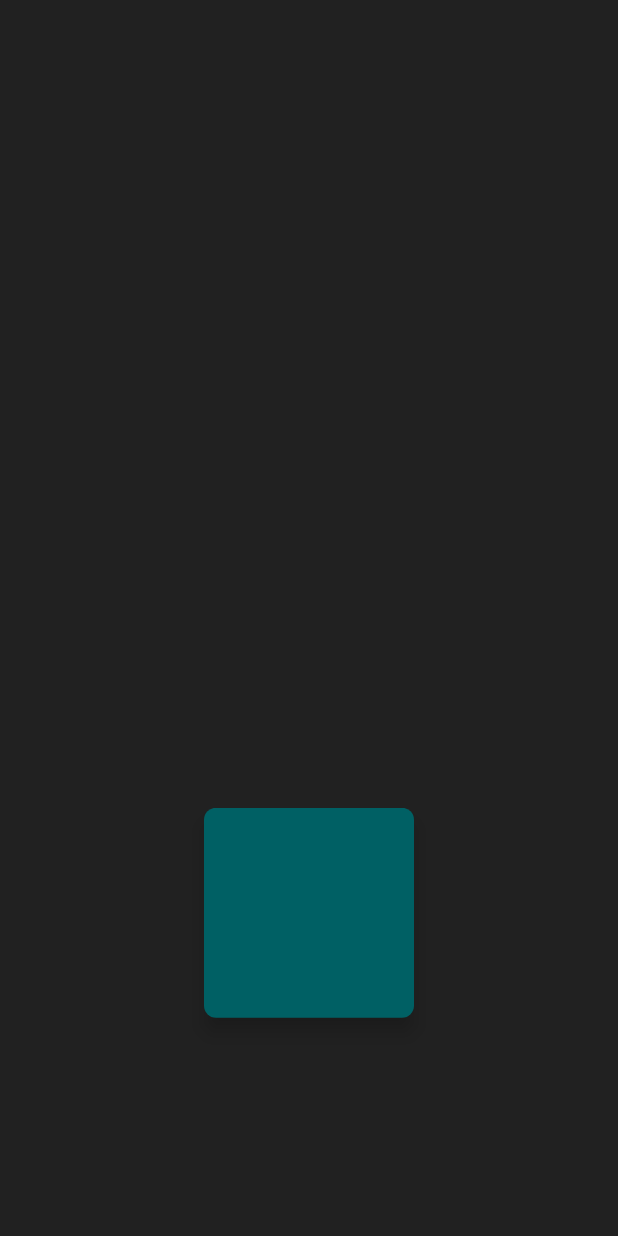
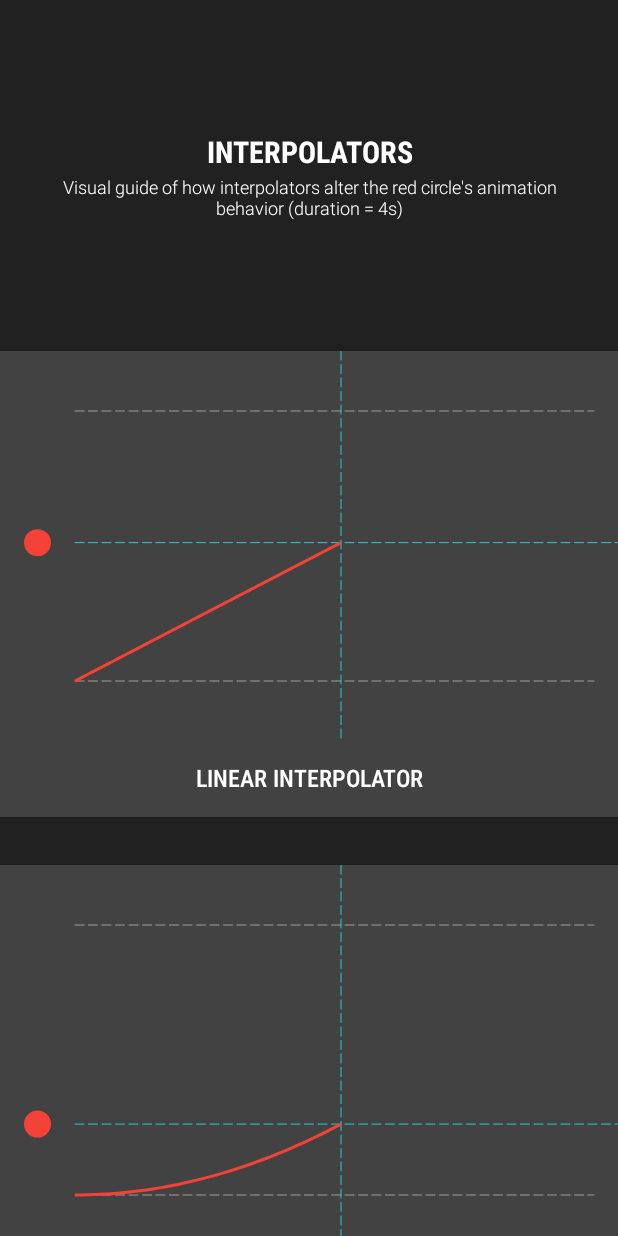
Before and after one commit to RamiJ3mli/Motion, an Android app: the screen it shows after launch (InterpolatorActivity), after a tap on an icon or button, on a phone screen of 412 x 824 dp. Run offline under Robolectric (Android 15) with nearby library versions, the phone set to English and light mode, and no system bars.

Commit message:
Add interpolators' visual guide

```diff
--- a/app/build.gradle
+++ b/app/build.gradle
@@ -41,6 +41,7 @@ dependencies {
     implementation 'androidx.constraintlayout:constraintlayout:1.1.3'
     implementation 'com.google.android.material:material:1.0.0'
     implementation 'androidx.recyclerview:recyclerview:1.0.0'
+    implementation 'com.github.PhilJay:MPAndroidChart:v3.1.0'
 
     def nav_version = "2.0.0"
 
--- a/app/src/main/java/com/ramijemli/motion/activity/InterpolatorActivity.kt
+++ b/app/src/main/java/com/ramijemli/motion/activity/InterpolatorActivity.kt
@@ -1,25 +1,30 @@
 package com.ramijemli.motion.activity
 
-import android.graphics.Path
+
+import android.os.Bundle
 import androidx.appcompat.app.AppCompatActivity
-import android.os.Bundle
-import androidx.core.view.animation.PathInterpolatorCompat
-import com.ramijemli.motion.R
+import androidx.recyclerview.widget.LinearLayoutManager
+import androidx.recyclerview.widget.RecyclerView
+import com.ramijemli.motion.adapter.InterpolatorAdapter
 import kotlinx.android.synthetic.main.activity_interpolator.*
+
 
 class InterpolatorActivity : AppCompatActivity() {
 
+    private lateinit var adapter: InterpolatorAdapter
+
     override fun onCreate(savedInstanceState: Bundle?) {
         super.onCreate(savedInstanceState)
-        setContentView(R.layout.activity_interpolator)
+        setContentView(com.ramijemli.motion.R.layout.activity_interpolator)
+        setupRV()
+    }
 
-        var p = Path()
-        p.lineTo(3f,3f)
-        icon.animate()
-                .translationYBy(300f)
-                .setDuration(6000)
-                .setInterpolator(PathInterpolatorCompat.create(0f, 1.95f, 0.77f, .45f))
-                .setStartDelay(1000)
-                .start()
+    private fun setupRV() {
+        val llm = LinearLayoutManager(baseContext, RecyclerView.VERTICAL, false)
+        llm.isItemPrefetchEnabled = true
+        interRv.layoutManager = llm
+        interRv.setHasFixedSize(true)
+        adapter = InterpolatorAdapter(baseContext)
+        interRv.adapter = adapter
     }
 }
--- a/app/src/main/java/com/ramijemli/motion/adapter/HomeAdapter.kt
+++ b/app/src/main/java/com/ramijemli/motion/adapter/HomeAdapter.kt
@@ -17,6 +17,7 @@ import kotlinx.android.synthetic.main.fragment_detail.*
 import kotlinx.android.synthetic.main.item_home.*
 import kotlinx.android.synthetic.main.item_home.card
 import kotlinx.android.synthetic.main.item_home.icon
+import kotlinx.android.synthetic.main.item_home.view.*
 
 
 class HomeAdapter(mContext: Context?, private val listener: OnItemClickedListener) : RecyclerView.Adapter<HomeAdapter.HomeViewHolder>() {
@@ -41,29 +42,23 @@ class HomeAdapter(mContext: Context?, private val listener: OnItemClickedListene
     override fun onCreateViewHolder(parent: ViewGroup, viewType: Int): HomeViewHolder =
             HomeViewHolder(LayoutInflater.from(parent.context).inflate(R.layout.item_home, parent, false))
 
+    override fun onBindViewHolder(viewHolder: HomeViewHolder, position: Int) = viewHolder.bind(mData?.get(position))
 
-    override fun onBindViewHolder(viewHolder: HomeViewHolder, position: Int) {
-        viewHolder.bind(mData?.get(position))
-    }
+    override fun getItemCount(): Int = mData?.size()!!
 
-    override fun getItemCount(): Int {
-        return mData?.size()!!
-    }
-
-    inner class HomeViewHolder(override val containerView: View) : RecyclerView.ViewHolder(containerView),
-            LayoutContainer {
+    inner class HomeViewHolder(override val containerView: View) : RecyclerView.ViewHolder(containerView), LayoutContainer {
 
         fun bind(item: Animation?) {
-            card.setOnClickListener {
-                listener.onItemClicked(adapterPosition)
+            card.apply {
+                background = ContextCompat.getDrawable(containerView.context, item?.bg!!)
+                setOnClickListener {
+                    listener.onItemClicked(adapterPosition)
+                }
             }
-            card.background = ContextCompat.getDrawable(containerView.context, item?.bg!!)
 
             number.text = (adapterPosition + 1).toString()
-            title.text = item.title
-            subtitle.text = item.subtitle
-
-//            icon.setImageDrawable(ContextCompat.getDrawable(containerView.context, item.icon!!))
+            title.text = item?.title
+            subtitle.text = item?.subtitle
         }
     }
 
--- /dev/null
+++ b/app/src/main/java/com/ramijemli/motion/adapter/InterpolatorAdapter.kt
@@ -0,0 +1,79 @@
+package com.ramijemli.motion.adapter
+
+
+import android.content.Context
+import android.util.SparseArray
+import android.view.LayoutInflater
+import android.view.View
+import android.view.ViewGroup
+import android.view.animation.*
+import androidx.core.view.animation.PathInterpolatorCompat
+import androidx.interpolator.view.animation.FastOutLinearInInterpolator
+import androidx.interpolator.view.animation.FastOutSlowInInterpolator
+import androidx.interpolator.view.animation.LinearOutSlowInInterpolator
+import androidx.recyclerview.widget.RecyclerView
+import com.ramijemli.motion.R
+import kotlinx.android.extensions.LayoutContainer
+import kotlinx.android.synthetic.main.item_interpolator.*
+
+
+const val LINEAR = 0
+const val ACCELERATE = 1
+const val DECELERATE = 2
+const val ACCELERATE_DECELERATE = 3
+const val ANTICIPATE = 4
+const val OVERSHOOT = 5
+const val ANTICIPATE_OVERSHOOT = 6
+const val BOUNCE = 7
+const val FAST_OUT_LINEAR_IN = 8
+const val FAST_OUT_SLOW_IN = 9
+const val LINEAR_OUT_SLOW_IN = 10
+const val CUSTOM = 11
+
+
+class InterpolatorAdapter(mContext: Context?) : RecyclerView.Adapter<InterpolatorAdapter.InterpolatorViewHolder>() {
+
+
+    private var mData: SparseArray<String>? = null
+
+    init {
+        mData = SparseArray(12)
+        mData?.apply {
+            val titles = mContext?.resources?.getStringArray(R.array.interpolator_titles)
+            for (i in 0 until titles?.size!!) {
+                mData?.append(i, titles[i])
+            }
+        }
+    }
+
+    override fun onCreateViewHolder(parent: ViewGroup, viewType: Int): InterpolatorViewHolder =
+            InterpolatorViewHolder(LayoutInflater.from(parent.context).inflate(R.layout.item_interpolator, parent, false))
+
+    override fun onBindViewHolder(viewHolder: InterpolatorViewHolder, position: Int) = viewHolder.bind(position)
+
+    override fun getItemCount(): Int = mData?.size()!!
+
+    inner class InterpolatorViewHolder(override val containerView: View) : RecyclerView.ViewHolder(containerView), LayoutContainer {
+
+        fun bind(position: Int) {
+            chart.setInterpolator(
+                    when (position) {
+                        LINEAR -> LinearInterpolator()
+                        ACCELERATE -> AccelerateInterpolator()
+                        DECELERATE -> DecelerateInterpolator()
+                        ACCELERATE_DECELERATE -> AccelerateDecelerateInterpolator()
+                        ANTICIPATE -> AnticipateInterpolator()
+                        OVERSHOOT -> OvershootInterpolator()
+                        ANTICIPATE_OVERSHOOT -> AnticipateOvershootInterpolator()
+                        BOUNCE -> BounceInterpolator()
+                        FAST_OUT_LINEAR_IN -> FastOutLinearInInterpolator()
+                        FAST_OUT_SLOW_IN -> FastOutSlowInInterpolator()
+                        LINEAR_OUT_SLOW_IN -> LinearOutSlowInInterpolator()
+                        CUSTOM -> PathInterpolatorCompat.create(.61f, 1.42f, .45f, -.59f)
+                        else -> LinearInterpolator()
+                    }
+            )
+            title.text = mData?.get(adapterPosition)
+        }
+    }
+}
--- /dev/null
+++ b/app/src/main/java/com/ramijemli/motion/custom/LineChartView.kt
@@ -0,0 +1,192 @@
+package com.ramijemli.motion.custom
+
+
+import android.animation.TimeInterpolator
+import android.animation.ValueAnimator
+import android.content.Context
+import android.graphics.*
+import android.graphics.Paint.ANTI_ALIAS_FLAG
+import android.util.AttributeSet
+import android.util.TypedValue
+import android.view.View
+import androidx.core.animation.doOnEnd
+import androidx.core.view.animation.PathInterpolatorCompat
+
+
+class LineChartView @JvmOverloads constructor(context: Context, attrs: AttributeSet? = null, defStyleAttr: Int = 0) : View(context, attrs, defStyleAttr) {
+
+    private val chartAnimation = ValueAnimator.ofFloat(0f, 1f)
+    private var mPathPaint = Paint(ANTI_ALIAS_FLAG)
+    private var mRulersPaint = Paint(ANTI_ALIAS_FLAG)
+    private var mAxisPaint = Paint(ANTI_ALIAS_FLAG)
+    private var mAnchorPaint = Paint(ANTI_ALIAS_FLAG)
+    private var mHorRulerPath = Path()
+    private var mVerRulerPath = Path()
+    private var mTopAxisPath = Path()
+    private var mBottomAxisPath = Path()
+
+    private var mChartPath = Path()
+    private var first = true
+    private var anchorOffset = dipToPixels(context, 16f)
+    private var offset = dipToPixels(context, 40f)
+    private var radius = dipToPixels(context, 9f)
+    private var mAnchorRect = RectF()
+
+
+    init {
+        //CHART LINE PAINT
+        mPathPaint.color = Color.parseColor("#F44336")
+        mPathPaint.strokeWidth = dipToPixels(context, 2f)
+        mPathPaint.style = Paint.Style.STROKE
+        mPathPaint.strokeCap = Paint.Cap.BUTT
+
+        //RULERS PAINT
+        mRulersPaint.color = Color.parseColor("#18FFFF")
+        mRulersPaint.strokeWidth = dipToPixels(context, .5f)
+        mRulersPaint.style = Paint.Style.STROKE
+        mRulersPaint.strokeCap = Paint.Cap.ROUND
+        val rulerPathEffect = DashPathEffect(floatArrayOf(dipToPixels(context, 6f), dipToPixels(context, 3f)), 0f)
+        mRulersPaint.pathEffect = rulerPathEffect
+
+        //CIRCLE PAINT
+        mAnchorPaint.color = Color.parseColor("#F44336")
+        mAnchorPaint.style = Paint.Style.FILL
+
+        //AXIS PAINT
+        mAxisPaint.color = Color.parseColor("#BDBDBD")
+        mAxisPaint.strokeWidth = dipToPixels(context, .5f)
+        mAxisPaint.style = Paint.Style.STROKE
+        mAxisPaint.strokeCap = Paint.Cap.ROUND
+        val axisPathEffect = DashPathEffect(floatArrayOf(dipToPixels(context, 6f), dipToPixels(context, 3f)), 0f)
+        mAxisPaint.pathEffect = axisPathEffect
+
+        //ANIMATION SETUP
+        chartAnimation.duration = 4000
+    }
+
+    override fun onDetachedFromWindow() {
+        super.onDetachedFromWindow()
+        detach()
+    }
+
+    override fun onSizeChanged(w: Int, h: Int, oldw: Int, oldh: Int) {
+        super.onSizeChanged(w, h, oldw, oldh)
+        mAnchorRect.top = height - offset - radius
+        mAnchorRect.bottom = height - offset + radius
+        mAnchorRect.left = anchorOffset
+        mAnchorRect.right = anchorOffset + radius * 2
+
+        //AXIS
+        mTopAxisPath.moveTo(mAnchorRect.right + anchorOffset, offset)
+        mTopAxisPath.lineTo(width.toFloat() - anchorOffset, offset)
+
+        mBottomAxisPath.moveTo(mAnchorRect.right + anchorOffset, height - offset)
+        mBottomAxisPath.lineTo(width.toFloat() - anchorOffset, height - offset)
+        mChartPath.moveTo(mAnchorRect.right + anchorOffset, height - offset)
+
+    }
+
+    override fun onDraw(canvas: Canvas) {
+        super.onDraw(canvas)
+
+        //AXIS
+        canvas.drawPath(mTopAxisPath, mAxisPaint)
+        canvas.drawPath(mBottomAxisPath, mAxisPaint)
+
+        //HORIZONTAL RULER
+        canvas.drawPath(mHorRulerPath, mRulersPaint)
+
+        //HORIZONTAL RULER
+        canvas.drawPath(mVerRulerPath, mRulersPaint)
+
+        //CHART LINE
+        canvas.drawPath(mChartPath, mPathPaint)
+
+        //CIRCLE
+        canvas.drawArc(mAnchorRect, 0f, 360f, true, mAnchorPaint)
+    }
+
+    override fun onAttachedToWindow() {
+        super.onAttachedToWindow()
+        startAnimation()
+    }
+
+    fun drawProgress(elapsed: Float, totalDuration: Float, progress: Float, totalProgress: Float) {
+        val top = offset
+        val bottom = height - offset
+        val x = (elapsed / totalDuration) * (width - mAnchorRect.right - anchorOffset * 2) + mAnchorRect.right + anchorOffset
+        val y = bottom - ((bottom - top) * (progress / totalProgress))
+
+        if (first) {
+            mChartPath.moveTo(x, y)
+            first = false
+        }
+
+        //CHART LINE
+        mChartPath.lineTo(x, y)
+
+        //CIRCLE
+        mAnchorRect.top = y - radius
+        mAnchorRect.bottom = y + radius
+
+        //HORIZONTAL RULER
+        mHorRulerPath.reset()
+        mHorRulerPath.moveTo(mAnchorRect.right + anchorOffset, y)
+        mHorRulerPath.lineTo(width.toFloat(), y)
+
+        //VERTICAL RULER
+        mVerRulerPath.reset()
+        mVerRulerPath.moveTo(x, 0f)
+        mVerRulerPath.lineTo(x, height.toFloat())
+
+        invalidate()
+    }
+
+    fun setInterpolator(interpolator: TimeInterpolator?) {
+        interpolator?.let {
+            chartAnimation.interpolator = interpolator
+        }
+    }
+
+    private fun detach(){
+        chartAnimation?.apply {
+            if (isRunning) cancel()
+            removeAllUpdateListeners()
+        }
+    }
+
+    private fun startAnimation() {
+        chartAnimation?.apply {
+            if(isRunning) cancel()
+            currentPlayTime = 0
+            removeAllUpdateListeners()
+
+            addUpdateListener {
+                drawProgress(currentPlayTime.toFloat(), duration.toFloat(), animatedValue as Float, 1f)
+            }
+            doOnEnd {
+                currentPlayTime = 0
+                clear()
+                start()
+            }
+            start()
+        }
+    }
+
+    private fun clear() {
+        mChartPath.reset()
+        mHorRulerPath.reset()
+        mVerRulerPath.reset()
+        mAnchorRect.top = height - offset - radius
+        mAnchorRect.bottom = height - offset + radius
+        mAnchorRect.left = anchorOffset
+        mAnchorRect.right = anchorOffset + radius * 2
+        first = true
+        invalidate()
+    }
+
+    private fun dipToPixels(context: Context, dipValue: Float): Float {
+        val metrics = context.resources.displayMetrics
+        return TypedValue.applyDimension(TypedValue.COMPLEX_UNIT_DIP, dipValue, metrics)
+    }
+}
--- a/app/src/main/res/layout/activity_interpolator.xml
+++ b/app/src/main/res/layout/activity_interpolator.xml
@@ -1,24 +1,77 @@
 <?xml version="1.0" encoding="utf-8"?>
-<androidx.constraintlayout.widget.ConstraintLayout xmlns:android="http://schemas.android.com/apk/res/android"
+<androidx.coordinatorlayout.widget.CoordinatorLayout xmlns:android="http://schemas.android.com/apk/res/android"
     xmlns:app="http://schemas.android.com/apk/res-auto"
-    xmlns:tools="http://schemas.android.com/tools"
+    android:id="@+id/coordinatorLayout"
     android:layout_width="match_parent"
-    android:layout_height="match_parent">
+    android:layout_height="match_parent"
+    android:background="@color/colorBackground"
+    android:transitionGroup="false">
+
+    <com.google.android.material.appbar.AppBarLayout
+        android:id="@+id/appBar"
+        android:layout_width="match_parent"
+        android:layout_height="wrap_content"
+        android:background="@android:color/transparent"
+        android:elevation="0dp"
+        android:fitsSystemWindows="true"
+        android:transitionGroup="true"
+        app:elevation="0dp">
+
+        <com.google.android.material.appbar.CollapsingToolbarLayout
+            android:layout_width="match_parent"
+            android:layout_height="wrap_content"
+            android:background="@android:color/transparent"
+            app:layout_scrollFlags="scroll">
 
 
-    <ImageView
-        android:id="@+id/icon"
-        android:layout_width="140dp"
-        android:layout_height="140dp"
-        android:background="@drawable/all_bg_round"
-        android:elevation="8dp"
-        android:scaleType="centerInside"
-        android:tint="@android:color/white"
-        app:layout_constraintBottom_toBottomOf="parent"
-        app:layout_constraintEnd_toEndOf="parent"
-        app:layout_constraintStart_toStartOf="parent"
-        app:layout_constraintTop_toTopOf="parent"
-        tools:src="@drawable/ic_philosophy" />
+            <TextView
+                android:id="@+id/title"
+                android:layout_width="match_parent"
+                android:layout_height="wrap_content"
+                android:layout_marginTop="90dp"
+                android:fontFamily="sans-serif-condensed-medium"
+                android:gravity="center"
+                android:includeFontPadding="false"
+                android:text="INTERPOLATORS"
+                android:textColor="@android:color/white"
+                android:textSize="20sp"
+                android:textStyle="bold"
+                app:layout_collapseMode="parallax"
+                app:layout_collapseParallaxMultiplier="-0.3" />
 
+            <TextView
+                android:id="@+id/subtitle"
+                android:layout_width="match_parent"
+                android:layout_height="wrap_content"
+                android:layout_marginTop="118dp"
+                android:fontFamily="sans-serif-light"
+                android:gravity="center"
+                android:includeFontPadding="false"
+                android:paddingBottom="56dp"
+                android:layout_marginStart="40dp"
+                android:layout_marginEnd="40dp"
+                android:text="Visual guide of how interpolators alter the red circle's animation behavior (duration = 4s)"
+                android:textColor="@android:color/white"
+                android:textSize="12sp"
+                app:layout_collapseMode="parallax"
+                app:layout_collapseParallaxMultiplier="-0.1" />
 
-</androidx.constraintlayout.widget.ConstraintLayout>
+            <androidx.appcompat.widget.Toolbar
+                android:id="@+id/toolbar"
+                android:layout_width="match_parent"
+                android:layout_height="56dp" />
+
+        </com.google.android.material.appbar.CollapsingToolbarLayout>
+
+    </com.google.android.material.appbar.AppBarLayout>
+
+    <androidx.recyclerview.widget.RecyclerView
+        android:id="@+id/interRv"
+        android:layout_width="match_parent"
+        android:layout_height="match_parent"
+        android:clipToPadding="false"
+        android:transitionGroup="false"
+        android:paddingBottom="56dp"
+        app:layout_behavior="@string/appbar_scrolling_view_behavior" />
+
+</androidx.coordinatorlayout.widget.CoordinatorLayout>
--- /dev/null
+++ b/app/src/main/res/layout/item_interpolator.xml
@@ -0,0 +1,54 @@
+<?xml version="1.0" encoding="utf-8"?>
+<androidx.constraintlayout.widget.ConstraintLayout xmlns:android="http://schemas.android.com/apk/res/android"
+    xmlns:app="http://schemas.android.com/apk/res-auto"
+    xmlns:tools="http://schemas.android.com/tools"
+    android:layout_width="match_parent"
+    android:layout_height="wrap_content"
+    android:transitionGroup="false">
+
+    <View
+        android:id="@+id/bg"
+        android:layout_width="0dp"
+        android:layout_height="0dp"
+        android:layout_marginTop="32dp"
+        android:background="#424242"
+        android:elevation="8dp"
+        app:layout_constraintBottom_toBottomOf="parent"
+        app:layout_constraintEnd_toEndOf="parent"
+        app:layout_constraintStart_toStartOf="parent"
+        app:layout_constraintTop_toTopOf="parent" />
+
+    <com.ramijemli.motion.custom.LineChartView
+        android:id="@+id/chart"
+        android:layout_width="0dp"
+        android:layout_height="260dp"
+        android:clickable="true"
+        android:elevation="8dp"
+        android:focusable="true"
+        android:outlineProvider="none"
+        app:layout_constraintEnd_toEndOf="parent"
+        app:layout_constraintStart_toStartOf="parent"
+        app:layout_constraintTop_toTopOf="@+id/bg" />
+
+    <TextView
+        android:id="@+id/title"
+        android:layout_width="0dp"
+        android:layout_height="wrap_content"
+        android:layout_marginStart="16dp"
+        android:layout_marginTop="16dp"
+        android:layout_marginEnd="16dp"
+        android:layout_marginBottom="16dp"
+        android:elevation="8dp"
+        android:fontFamily="sans-serif-condensed-medium"
+        android:gravity="center"
+        android:includeFontPadding="false"
+        android:outlineProvider="none"
+        android:textColor="@android:color/white"
+        android:textSize="16sp"
+        app:layout_constraintBottom_toBottomOf="parent"
+        app:layout_constraintEnd_toEndOf="parent"
+        app:layout_constraintStart_toStartOf="parent"
+        app:layout_constraintTop_toBottomOf="@+id/chart"
+        tools:text="LINEAR INTERPOLATOR" />
+
+</androidx.constraintlayout.widget.ConstraintLayout>
--- a/app/src/main/res/values/strings.xml
+++ b/app/src/main/res/values/strings.xml
@@ -52,6 +52,21 @@
         <item>Examples of the TransitionManager API (ConstraintSet included)</item>
         <item>User driven motion using CoordinatorLayout</item>
         <item>MotionLayout in action</item>
+    </array>
+
+    <array name="interpolator_titles">
+        <item>LINEAR INTERPOLATOR</item>
+        <item>ACCELERATE INTERPOLATOR</item>
+        <item>DECELERATE INTERPOLATOR</item>
+        <item>ACCELERATE DECELERATE INTERPOLATOR</item>
+        <item>ANTICIPATE INTERPOLATOR</item>
+        <item>OVERSHOOT INTERPOLATOR</item>
+        <item>ANTICIPATE OVERSHOOT INTERPOLATOR</item>
+        <item>BOUNCE INTERPOLATOR</item>
+        <item>FAST OUT LINEAR IN INTERPOLATOR</item>
+        <item>FAST OUT SLOW IN INTERPOLATOR</item>
+        <item>LINEAR OUT SLOW IN INTERPOLATOR</item>
+        <item>CUSTOM PATH COMPAT INTERPOLATOR</item>
     </array>
 
     <array name="home_icons">
--- a/build.gradle
+++ b/build.gradle
@@ -1,7 +1,7 @@
 // Top-level build file where you can add configuration options common to all sub-projects/modules.
 
 buildscript {
-    ext.kotlin_version = '1.3.30'
+    ext.kotlin_version = '1.3.31'
     repositories {
         google()
         jcenter()
@@ -20,7 +20,7 @@ allprojects {
     repositories {
         google()
         jcenter()
-
+        maven { url 'https://jitpack.io' }
     }
 }
 
```
Also changed, not shown: 2 other files.
